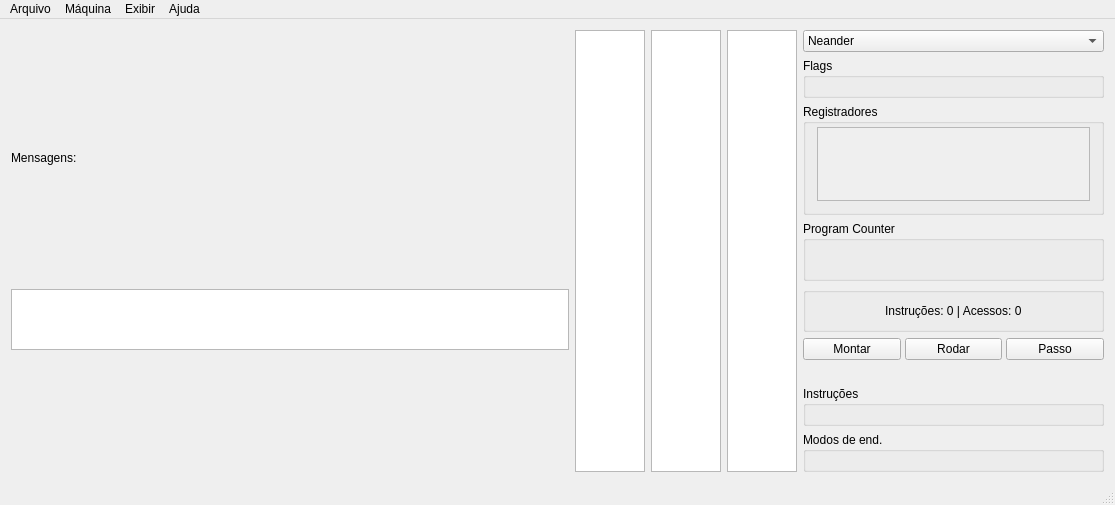
First picture: the form in src/gui/hidragui.ui, repository petcomputacaoufrgs/hidracpp, before the edit.
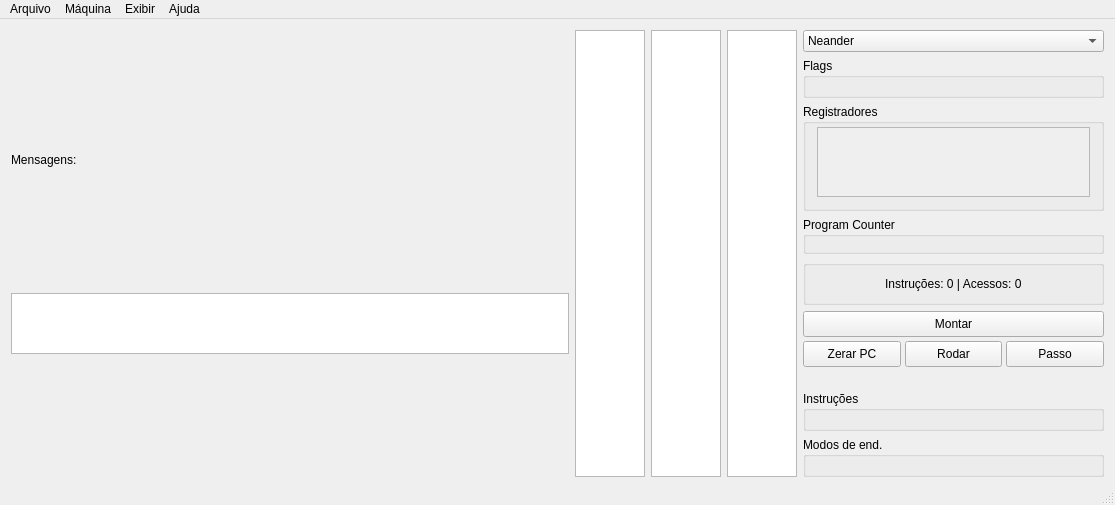
Second picture: the form after the edit.

Commit message: Add "Reset PC" button to UI.

Diff of the .ui file:
```diff
--- a/src/gui/hidragui.ui
+++ b/src/gui/hidragui.ui
@@ -21,6 +21,9 @@
   </property>
   <widget class="QWidget" name="centralWidget">
    <layout class="QHBoxLayout" name="horizontalLayout_2">
+    <property name="bottomMargin">
+     <number>6</number>
+    </property>
     <item>
      <widget class="QWidget" name="areaEditor" native="true">
       <property name="minimumSize">
@@ -323,7 +326,7 @@
                <x>0</x>
                <y>0</y>
                <width>279</width>
-               <height>86</height>
+               <height>69</height>
               </rect>
              </property>
              <layout class="QHBoxLayout" name="horizontalLayout_3">
@@ -429,12 +432,21 @@
         </widget>
        </item>
        <item>
-        <layout class="QHBoxLayout" name="horizontalLayout">
+        <layout class="QVBoxLayout" name="verticalLayout_3">
          <property name="spacing">
           <number>4</number>
          </property>
+         <property name="bottomMargin">
+          <number>0</number>
+         </property>
          <item>
           <widget class="QPushButton" name="pushButtonBuild">
+           <property name="minimumSize">
+            <size>
+             <width>0</width>
+             <height>26</height>
+            </size>
+           </property>
            <property name="maximumSize">
             <size>
              <width>16777215</width>
@@ -450,7 +462,40 @@
           </widget>
          </item>
          <item>
+          <layout class="QHBoxLayout" name="horizontalLayout">
+           <property name="spacing">
+            <number>4</number>
+           </property>
+           <item>
+            <widget class="QPushButton" name="pushButtonResetPC">
+             <property name="minimumSize">
+              <size>
+               <width>0</width>
+               <height>26</height>
+              </size>
+             </property>
+             <property name="maximumSize">
+              <size>
+               <width>16777215</width>
+               <height>32</height>
+              </size>
+             </property>
+             <property name="statusTip">
+              <string>Zera o valor do registrador PC para que o programa seja executado novamente.</string>
+             </property>
+             <property name="text">
+              <string>Zerar PC</string>
+             </property>
+            </widget>
+           </item>
+           <item>
           <widget class="QPushButton" name="pushButtonRun">
+             <property name="minimumSize">
+              <size>
+               <width>0</width>
+               <height>26</height>
+              </size>
+             </property>
            <property name="maximumSize">
             <size>
              <width>16777215</width>
@@ -473,6 +518,12 @@
          </item>
          <item>
           <widget class="QPushButton" name="pushButtonStep">
+             <property name="minimumSize">
+              <size>
+               <width>0</width>
+               <height>26</height>
+              </size>
+             </property>
            <property name="maximumSize">
             <size>
              <width>16777215</width>
@@ -486,6 +537,8 @@
             <string>Passo</string>
            </property>
           </widget>
+           </item>
+          </layout>
          </item>
         </layout>
        </item>
```
Left out of the diff: 30 changed lines with no effect on the pictures. Lines whose indentation alone changed are shown as unchanged. The commit also changes 6 other files.
